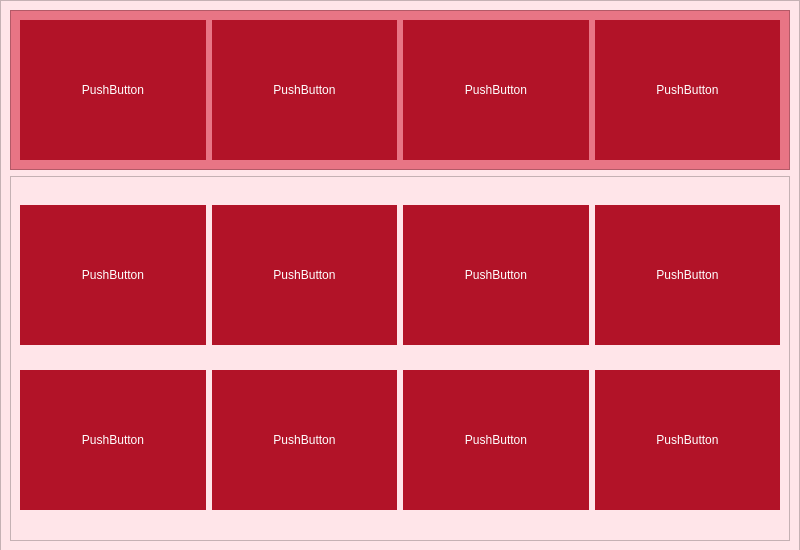
Above: content/anime/pageanime.ui from Sovhan/8INF957_ProjetSAVR before the change. Below: the same form after it.
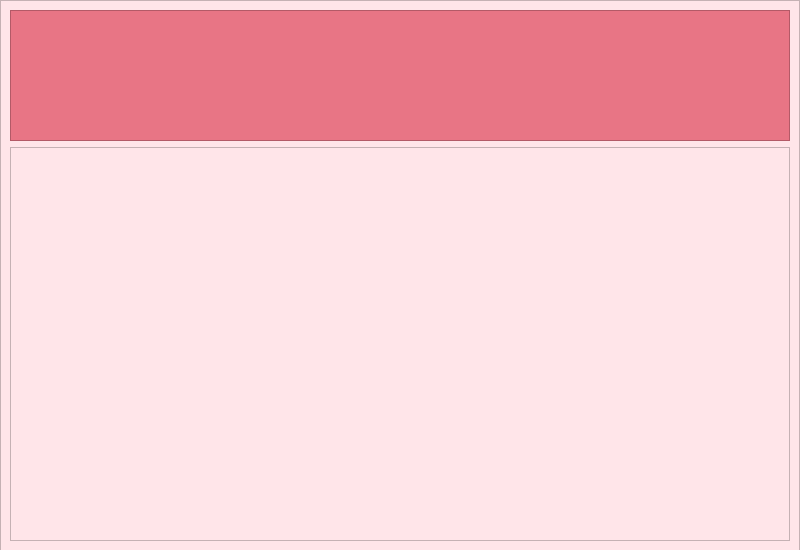
That is the form after the change.

The edit to the form file:
```diff
--- a/content/anime/pageanime.ui
+++ b/content/anime/pageanime.ui
@@ -63,84 +63,7 @@
       <property name="frameShadow">
        <enum>QFrame::Raised</enum>
       </property>
-      <layout class="QGridLayout" name="gridLayoutNews">
-       <item row="0" column="0">
-        <widget class="QPushButton" name="pushButton">
-         <property name="minimumSize">
-          <size>
-           <width>140</width>
-           <height>140</height>
-          </size>
-         </property>
-         <property name="styleSheet">
-          <string notr="true">background-color: #b21328; border : none;</string>
-         </property>
-         <property name="text">
-          <string>PushButton</string>
-         </property>
-         <property name="flat">
-          <bool>false</bool>
-         </property>
-        </widget>
-       </item>
-       <item row="0" column="1">
-        <widget class="QPushButton" name="pushButton_2">
-         <property name="minimumSize">
-          <size>
-           <width>140</width>
-           <height>140</height>
-          </size>
-         </property>
-         <property name="styleSheet">
-          <string notr="true">background-color: #b21328; border : none;</string>
-         </property>
-         <property name="text">
-          <string>PushButton</string>
-         </property>
-         <property name="flat">
-          <bool>false</bool>
-         </property>
-        </widget>
-       </item>
-       <item row="0" column="2">
-        <widget class="QPushButton" name="pushButton_3">
-         <property name="minimumSize">
-          <size>
-           <width>140</width>
-           <height>140</height>
-          </size>
-         </property>
-         <property name="styleSheet">
-          <string notr="true">background-color: #b21328; border : none;</string>
-         </property>
-         <property name="text">
-          <string>PushButton</string>
-         </property>
-         <property name="flat">
-          <bool>false</bool>
-         </property>
-        </widget>
-       </item>
-       <item row="0" column="3">
-        <widget class="QPushButton" name="pushButton_4">
-         <property name="minimumSize">
-          <size>
-           <width>140</width>
-           <height>140</height>
-          </size>
-         </property>
-         <property name="styleSheet">
-          <string notr="true">background-color: #b21328; border : none;</string>
-         </property>
-         <property name="text">
-          <string>PushButton</string>
-         </property>
-         <property name="flat">
-          <bool>false</bool>
-         </property>
-        </widget>
-       </item>
-      </layout>
+      <layout class="QGridLayout" name="gridLayoutNews"/>
      </widget>
     </item>
     <item>
@@ -151,160 +74,7 @@
       <property name="frameShadow">
        <enum>QFrame::Raised</enum>
       </property>
-      <layout class="QGridLayout" name="gridLayoutOthers">
-       <item row="0" column="2">
-        <widget class="QPushButton" name="pushButton_7">
-         <property name="minimumSize">
-          <size>
-           <width>140</width>
-           <height>140</height>
-          </size>
-         </property>
-         <property name="styleSheet">
-          <string notr="true">background-color: #b21328; border : none;</string>
-         </property>
-         <property name="text">
-          <string>PushButton</string>
-         </property>
-         <property name="flat">
-          <bool>false</bool>
-         </property>
-        </widget>
-       </item>
-       <item row="0" column="3">
-        <widget class="QPushButton" name="pushButton_8">
-         <property name="minimumSize">
-          <size>
-           <width>140</width>
-           <height>140</height>
-          </size>
-         </property>
-         <property name="styleSheet">
-          <string notr="true">background-color: #b21328; border : none;</string>
-         </property>
-         <property name="text">
-          <string>PushButton</string>
-         </property>
-         <property name="flat">
-          <bool>false</bool>
-         </property>
-        </widget>
-       </item>
-       <item row="0" column="1">
-        <widget class="QPushButton" name="pushButton_6">
-         <property name="minimumSize">
-          <size>
-           <width>140</width>
-           <height>140</height>
-          </size>
-         </property>
-         <property name="styleSheet">
-          <string notr="true">background-color: #b21328; border : none;</string>
-         </property>
-         <property name="text">
-          <string>PushButton</string>
-         </property>
-         <property name="flat">
-          <bool>false</bool>
-         </property>
-        </widget>
-       </item>
-       <item row="0" column="0">
-        <widget class="QPushButton" name="pushButton_5">
-         <property name="minimumSize">
-          <size>
-           <width>140</width>
-           <height>140</height>
-          </size>
-         </property>
-         <property name="styleSheet">
-          <string notr="true">background-color: #b21328; border : none;</string>
-         </property>
-         <property name="text">
-          <string>PushButton</string>
-         </property>
-         <property name="flat">
-          <bool>false</bool>
-         </property>
-        </widget>
-       </item>
-       <item row="1" column="1">
-        <widget class="QPushButton" name="pushButton_9">
-         <property name="minimumSize">
-          <size>
-           <width>140</width>
-           <height>140</height>
-          </size>
-         </property>
-         <property name="styleSheet">
-          <string notr="true">background-color: #b21328; border : none;</string>
-         </property>
-         <property name="text">
-          <string>PushButton</string>
-         </property>
-         <property name="flat">
-          <bool>false</bool>
-         </property>
-        </widget>
-       </item>
-       <item row="1" column="0">
-        <widget class="QPushButton" name="pushButton_10">
-         <property name="minimumSize">
-          <size>
-           <width>140</width>
-           <height>140</height>
-          </size>
-         </property>
-         <property name="styleSheet">
-          <string notr="true">background-color: #b21328; border : none;</string>
-         </property>
-         <property name="text">
-          <string>PushButton</string>
-         </property>
-         <property name="flat">
-          <bool>false</bool>
-         </property>
-        </widget>
-       </item>
-       <item row="1" column="2">
-        <widget class="QPushButton" name="pushButton_11">
-         <property name="minimumSize">
-          <size>
-           <width>140</width>
-           <height>140</height>
-          </size>
-         </property>
-         <property name="styleSheet">
-          <string notr="true">background-color: #b21328; border : none;</string>
-         </property>
-         <property name="text">
-          <string>PushButton</string>
-         </property>
-         <property name="flat">
-          <bool>false</bool>
-         </property>
-        </widget>
-       </item>
-       <item row="1" column="3">
-        <widget class="QPushButton" name="pushButton_12">
-         <property name="minimumSize">
-          <size>
-           <width>140</width>
-           <height>140</height>
-          </size>
-         </property>
-         <property name="styleSheet">
-          <string notr="true">background-color: #b21328; border : none;</string>
-         </property>
-         <property name="text">
-          <string>PushButton</string>
-         </property>
-         <property name="flat">
-          <bool>false</bool>
-         </property>
-        </widget>
-       </item>
-      </layout>
+      <layout class="QGridLayout" name="gridLayoutOthers"/>
      </widget>
     </item>
    </layout>
```
